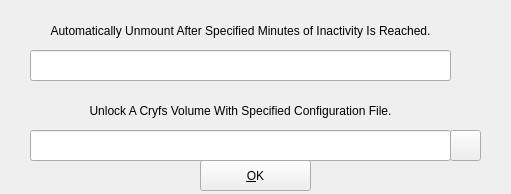
Before: the Qt Designer form src/options.ui in mhogomchungu/cryfs-gui, drawn with Qt 5.
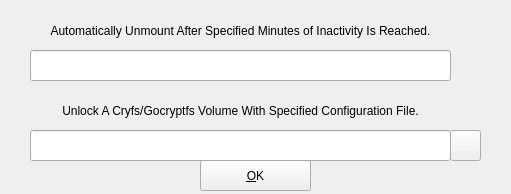
After: the same form once the commit is applied.

Commit message: add support for unlocking gocryptfs volumes

What changed in the file:
```diff
--- a/src/options.ui
+++ b/src/options.ui
@@ -90,7 +90,7 @@
      </rect>
     </property>
     <property name="text">
-     <string>Unlock A Cryfs Volume With Specified Configuration File.</string>
+     <string>Unlock A Cryfs/Gocryptfs Volume With Specified Configuration File.</string>
     </property>
     <property name="alignment">
      <set>Qt::AlignCenter</set>
```
The commit also changes 10 other files.
